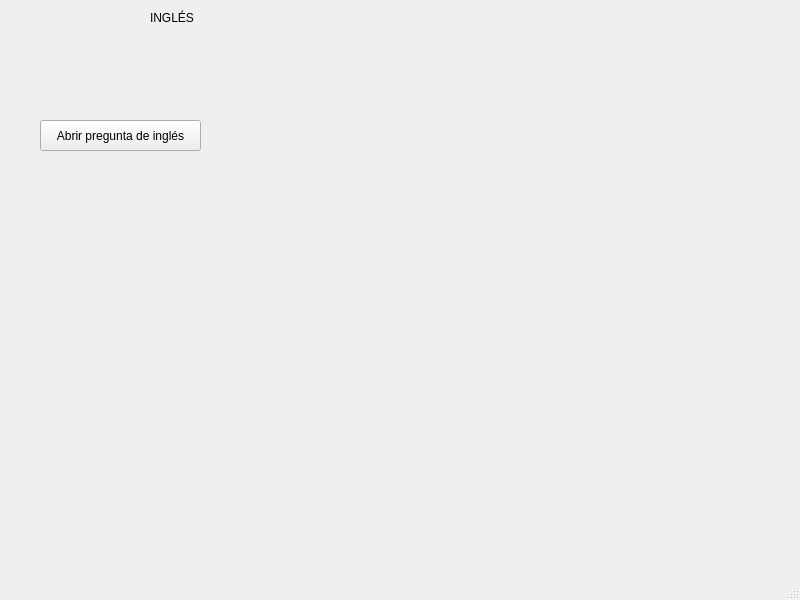
Old version of the form Juego/mainwindow.ui in the repository londojim/ProyectoFinalInformaticaII_2021_01.
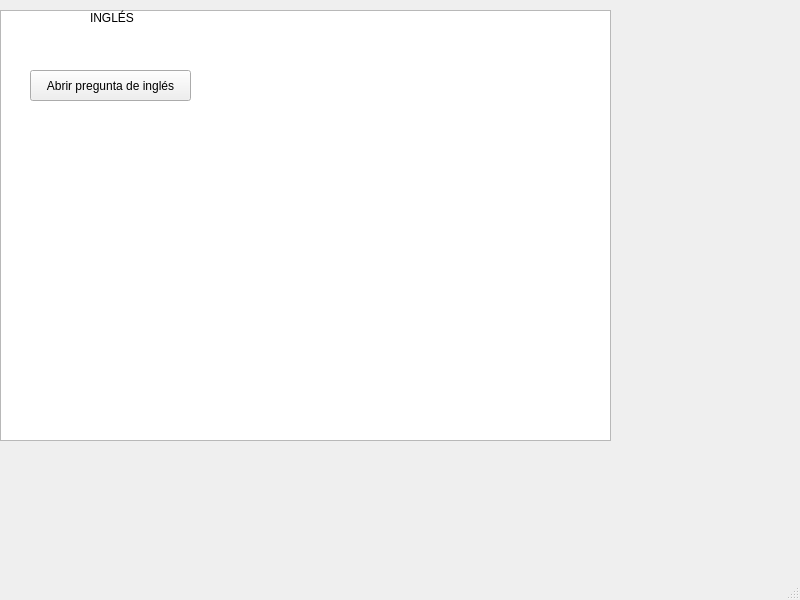
New version of the form.

```diff
--- a/Juego/mainwindow.ui
+++ b/Juego/mainwindow.ui
@@ -14,11 +14,21 @@
    <string>MainWindow</string>
   </property>
   <widget class="QWidget" name="centralwidget">
+   <widget class="QGraphicsView" name="graphicsView">
+    <property name="geometry">
+     <rect>
+      <x>0</x>
+      <y>10</y>
+      <width>611</width>
+      <height>431</height>
+     </rect>
+    </property>
+   </widget>
    <widget class="QPushButton" name="pushButton">
     <property name="geometry">
      <rect>
-      <x>40</x>
-      <y>120</y>
+      <x>30</x>
+      <y>70</y>
       <width>161</width>
       <height>31</height>
      </rect>
@@ -30,7 +40,7 @@
    <widget class="QLabel" name="label">
     <property name="geometry">
      <rect>
-      <x>150</x>
+      <x>90</x>
       <y>10</y>
       <width>51</width>
       <height>16</height>
```
